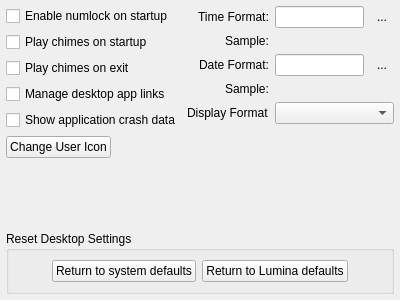
Above: src-qt5/core-utils/lumina-config/pages/page_session_options.ui from lumina-desktop/lumina before the change. Below: the same form after it.
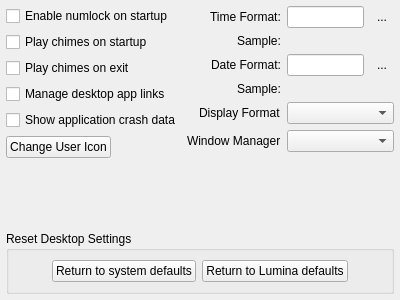
That is the form after the change.

Commit message: commit for slicer69's variable WM selection feature

Diff of the .ui file:
```diff
--- a/src-qt5/core-utils/lumina-config/pages/page_session_options.ui
+++ b/src-qt5/core-utils/lumina-config/pages/page_session_options.ui
@@ -207,6 +207,16 @@
      <item row="4" column="1">
       <widget class="QComboBox" name="combo_session_datetimeorder"/>
      </item>
+     <item row="5" column="1">
+      <widget class="QComboBox" name="mywindowmanager"/>
+     </item>
+     <item row="5" column="0">
+      <widget class="QLabel" name="label">
+       <property name="text">
+        <string>Window Manager</string>
+       </property>
+      </widget>
+     </item>
     </layout>
    </item>
    <item row="1" column="0">
```
The commit also changes 2 other files.
